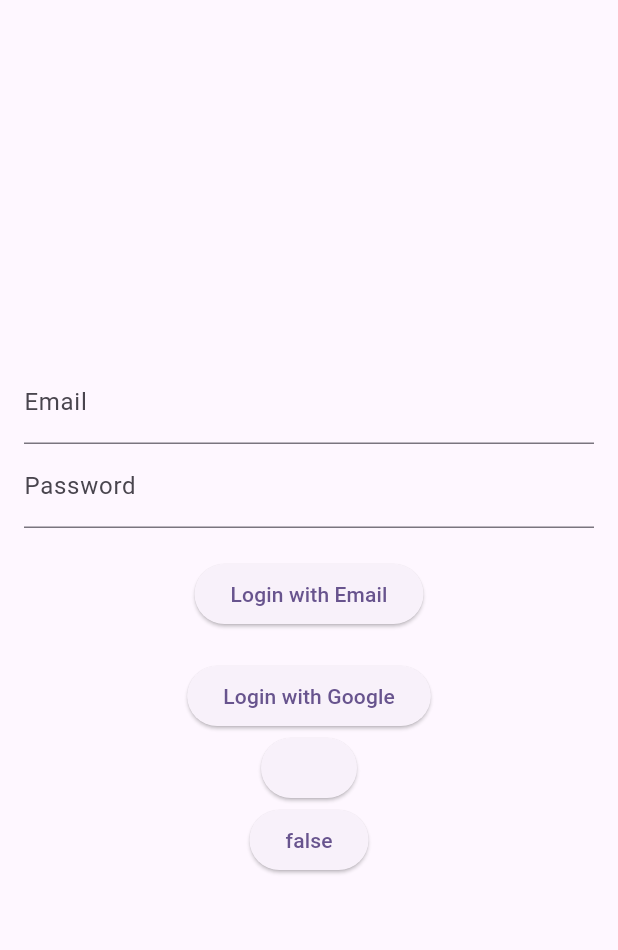
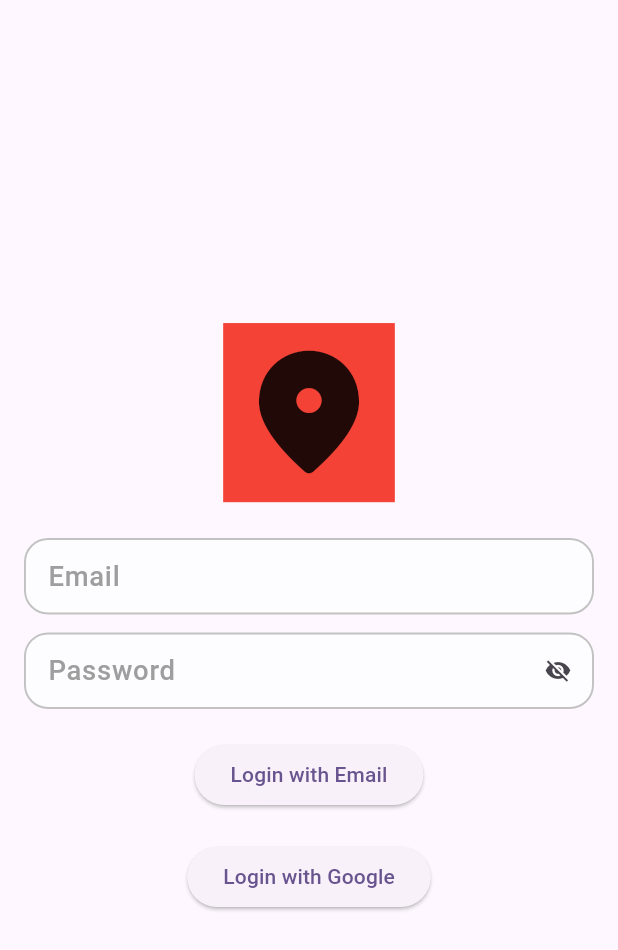
Before and after one commit to IbrahimIG1/may_fair, a Flutter app: the screen it shows after launch, on a phone screen of 412 x 824 dp. Shown: the top 950 px of the screen. Run offline on Flutter 3.47's test engine with Material 3 defaults, Android fonts, the light colour scheme and no system bars; our stand-ins replace cloud_firestore, firebase_auth, firebase_core, flutter_bloc, flutter_screenutil, flutter_secure_storage and 3 more; accounts and stored records are empty.

Commit message:
- added colors manager class - added text styles class - added screen util package - added colors manager class - added font weight class - added intil package - added languages ar - en

```diff
--- a/lib/core/di/dependencey_injection.dart.dart
+++ b/lib/core/di/dependencey_injection.dart.dart
@@ -3,7 +3,7 @@ import 'package:may_fair/core/helper/shared_prefrence.dart';
 import 'package:may_fair/core/network_services/auth_services.dart';
 import 'package:may_fair/core/network_services/firebase_services.dart';
 import 'package:may_fair/core/repos/login_repo.dart';
-import 'package:may_fair/features/screens/login/cubit/cubit/login_cubit.dart';
+import 'package:may_fair/features/screens/login/cubit/login_cubit.dart';
 
 
 final getIt = GetIt.instance;
--- /dev/null
+++ b/lib/core/helper/spacer_helper.dart
@@ -0,0 +1,14 @@
+import 'package:flutter/material.dart';
+import 'package:flutter_screenutil/flutter_screenutil.dart';
+import 'package:intl/intl.dart';
+
+SizedBox horizontalSpace(double width) => SizedBox(width: width.w);
+SizedBox verticalSpace(double height) => SizedBox(height: height.h);
+
+double widthMediaQuery(context) => MediaQuery.of(context).size.width;
+double heightMediaQuery(context) => MediaQuery.of(context).size.height;
+
+bool isArabic() {
+  String currentLang = Intl.getCurrentLocale();
+  return currentLang == 'ar' ? true : false;
+}
--- a/lib/core/router/app_router.dart
+++ b/lib/core/router/app_router.dart
@@ -3,8 +3,8 @@ import 'package:flutter_bloc/flutter_bloc.dart';
 import 'package:may_fair/core/di/dependencey_injection.dart.dart';
 import 'package:may_fair/core/router/routes.dart';
 import 'package:may_fair/features/screens/home/home_screen.dart';
-import 'package:may_fair/features/screens/login/cubit/cubit/login_cubit.dart';
-import 'package:may_fair/features/screens/login/login_screen.dart';
+import 'package:may_fair/features/screens/login/cubit/login_cubit.dart';
+import 'package:may_fair/features/screens/login/ui/login_screen.dart';
 
 class AppRouter {
   Route generateRouter(RouteSettings settings) {
--- /dev/null
+++ b/lib/core/theme/color.dart
@@ -0,0 +1,11 @@
+import 'package:flutter/material.dart';
+
+class ColorsManager {
+  static const Color mainBlue = Color(0xFF247CFF);
+  static const Color grey = Color(0xFF757575);
+  static const Color greyDark = Color(0xFF242424);
+  static const Color greyLight = Color(0xFFC2C2C2);
+  static const Color greyLighter = Color(0xFFFDFDFF);
+  static const Color greyMoreLighter = Color(0xFF9E9E9E);
+  static const Color simpleGrey = Color(0xFFF5F5F5);
+}
--- /dev/null
+++ b/lib/core/theme/font_weight.dart
@@ -0,0 +1,12 @@
+import 'package:flutter/material.dart';
+
+class FontWeightHelper {
+  static FontWeight thin = FontWeight.w100;
+  static const FontWeight extraLight = FontWeight.w200;
+  static const FontWeight light = FontWeight.w300;
+  static const FontWeight regular = FontWeight.w400;
+  static const FontWeight medium = FontWeight.w500;
+  static const FontWeight semiBold = FontWeight.w600;
+  static const FontWeight bold = FontWeight.w700;
+  static const FontWeight extraBold = FontWeight.w800;
+}
--- /dev/null
+++ b/lib/core/theme/text_styles.dart
@@ -0,0 +1,51 @@
+import 'package:flutter/material.dart';
+import 'package:flutter_screenutil/flutter_screenutil.dart';
+import 'package:may_fair/core/theme/color.dart';
+import 'package:may_fair/core/theme/font_weight.dart';
+
+
+class TextStyles {
+  // Black
+  static final TextStyle font18BoldBlack = TextStyle(
+    color: Colors.black,
+    fontSize: 18.sp,
+    fontWeight: FontWeightHelper.semiBold,
+  );
+  static final TextStyle font14BoldBlack = TextStyle(
+    color: Colors.black,
+    fontSize: 14.sp,
+    fontWeight: FontWeightHelper.semiBold,
+  );
+  static final TextStyle font14LightBlack = TextStyle(
+    color: Colors.black,
+    fontSize: 14.sp,
+    fontWeight: FontWeightHelper.light,
+  );
+  static final TextStyle font18MediumBlack = TextStyle(
+    color: Colors.black,
+    fontSize: 18.sp,
+    fontWeight: FontWeightHelper.medium,
+  );
+  static final TextStyle font18RegularBlack = TextStyle(
+    color: Colors.black,
+    fontSize: 18.sp,
+    fontWeight: FontWeightHelper.regular,
+  );
+  // white
+  static final TextStyle font18BoldWhite = TextStyle(
+    color: Colors.white,
+    fontSize: 18.sp,
+    fontWeight: FontWeightHelper.semiBold,
+  );
+  // Grey
+  static final TextStyle font16GreyLightMedium = TextStyle(
+    color: Colors.grey,
+    fontSize: 16.sp,
+    fontWeight: FontWeightHelper.medium,
+  );
+  static final TextStyle font13GreyDarkRegular = TextStyle(
+    color: ColorsManager.greyDark,
+    fontSize: 13.sp,
+    fontWeight: FontWeightHelper.regular,
+  );
+}
--- /dev/null
+++ b/lib/core/widgets/app_text_feild.dart
@@ -0,0 +1,74 @@
+import 'package:flutter/material.dart';
+import 'package:may_fair/core/theme/color.dart';
+import 'package:may_fair/core/theme/text_styles.dart';
+
+class AppTextFormFeild extends StatelessWidget {
+  final EdgeInsetsGeometry? contentPadding;
+  final InputBorder? enableBorder;
+  final InputBorder? foucedBorder;
+  final String hintText;
+  final TextStyle? hintTextStyle;
+  final Widget? suffixIcon;
+  final bool? isObscure;
+  final Color? backGroundColor;
+  final TextEditingController? controller;
+  final TextInputType? keyboardType;
+  final Function(String?) validator;
+
+  const AppTextFormFeild(
+      {super.key,
+      this.contentPadding,
+      this.enableBorder,
+      this.foucedBorder,
+      required this.hintText,
+      this.hintTextStyle,
+      this.suffixIcon,
+      this.isObscure,
+      this.backGroundColor,
+      this.controller,
+      required this.validator,
+      this.keyboardType = TextInputType.name});
+
+  @override
+  Widget build(BuildContext context) {
+    return TextFormField(
+      controller: controller,
+      keyboardType: keyboardType,
+      decoration: InputDecoration(
+          isDense: true,
+          hintText: hintText,
+          hintStyle: hintTextStyle ?? TextStyles.font16GreyLightMedium,
+          focusedBorder: foucedBorder ??
+              OutlineInputBorder(
+                borderSide: const BorderSide(
+                  width: 1.3,
+                  color: ColorsManager.mainBlue,
+                ),
+                borderRadius: BorderRadius.circular(16.0),
+              ),
+          enabledBorder: enableBorder ??
+              OutlineInputBorder(
+                borderSide: const BorderSide(
+                  width: 1.3,
+                  color: ColorsManager.greyLight,
+                ),
+                borderRadius: BorderRadius.circular(16.0),
+              ),
+          errorBorder: OutlineInputBorder(
+            borderSide: const BorderSide(color: Colors.red, width: 1.3),
+            borderRadius: BorderRadius.circular(16.0),
+          ),
+          focusedErrorBorder: OutlineInputBorder(
+            borderSide: const BorderSide(color: Colors.red, width: 1.3),
+            borderRadius: BorderRadius.circular(16.0),
+          ),
+          suffixIcon: suffixIcon,
+          fillColor: backGroundColor ?? ColorsManager.greyLighter,
+          filled: true),
+      obscureText: isObscure ?? false,
+      validator: (value) {
+        return validator(value);
+      },
+    );
+  }
+}
--- a/lib/features/screens/login/cubit/cubit/login_cubit.dart
+++ b/lib/features/screens/login/cubit/login_cubit.dart
@@ -1,7 +1,7 @@
 import 'package:flutter/material.dart';
 import 'package:flutter_bloc/flutter_bloc.dart';
 import 'package:may_fair/core/repos/login_repo.dart';
-import 'package:may_fair/features/screens/login/cubit/cubit/login_state.dart';
+import 'package:may_fair/features/screens/login/cubit/login_state.dart';
 
 class LoginCubit extends Cubit<LoginState> {
   LoginRepo loginRepo;
@@ -13,6 +13,8 @@ class LoginCubit extends Cubit<LoginState> {
 
   final TextEditingController emailController = TextEditingController();
   final TextEditingController passwordController = TextEditingController();
+  bool isObscure = true;
+
   void login(BuildContext context) {
     loginRepo.login(
         email: emailController.text,
@@ -31,4 +33,9 @@ class LoginCubit extends Cubit<LoginState> {
       emit(ErrorStateLogin());
     }
   }
+
+  void passwordVisibility() {
+    isObscure = !isObscure;
+    emit(ObscureStateLogin());
+  }
 }
--- a/lib/features/screens/login/cubit/cubit/login_state.dart
+++ b/lib/features/screens/login/cubit/login_state.dart
@@ -7,3 +7,5 @@ class LoadingStateLogin extends LoginState {}
 class SuccessStateLogin extends LoginState {}
 
 class ErrorStateLogin extends LoginState {}
+
+class ObscureStateLogin extends LoginState {}
--- a/lib/features/screens/login/login_screen.dart
+++ b/lib/features/screens/login/ui/login_screen.dart
@@ -1,8 +1,10 @@
 import 'package:flutter/material.dart';
 import 'package:flutter_bloc/flutter_bloc.dart';
-import 'package:may_fair/core/constants/constants.dart';
-import 'package:may_fair/features/screens/login/cubit/cubit/login_cubit.dart';
-import 'package:may_fair/features/screens/login/cubit/cubit/login_state.dart';
+import 'package:flutter_screenutil/flutter_screenutil.dart';
+import 'package:may_fair/core/helper/spacer_helper.dart';
+import 'package:may_fair/core/widgets/app_text_feild.dart';
+import 'package:may_fair/features/screens/login/cubit/login_cubit.dart';
+import 'package:may_fair/features/screens/login/cubit/login_state.dart';
 
 class LoginScreen extends StatelessWidget {
   const LoginScreen({super.key});
@@ -20,15 +22,28 @@ class LoginScreen extends StatelessWidget {
                 padding: const EdgeInsets.all(16.0),
                 child: Column(
                   mainAxisAlignment: MainAxisAlignment.center,
-                  children: <Widget>[
-                    TextField(
-                      controller: loginCubit.emailController,
-                      decoration: const InputDecoration(labelText: 'Email'),
+                  children: [
+                    Container(
+                      color: Colors.red,
+                      height: 100.h,
+                      width: 100.w,
+                      child: Icon(
+                        Icons.place_rounded,
+                        size: 100,
+                      ),
                     ),
-                    TextField(
-                      controller: loginCubit.passwordController,
-                      decoration: const InputDecoration(labelText: 'Password'),
-                      obscureText: true,
+                    verticalSpace(20),
+                    AppTextFormFeild(hintText: "Email", validator: (value) {}),
+                    verticalSpace(10),
+                    AppTextFormFeild(
+                      hintText: "Password",
+                      validator: (value) {},
+                      isObscure: loginCubit.isObscure,
+                      suffixIcon: IconButton(
+                          onPressed: () {
+                            loginCubit.passwordVisibility();
+                          },
+                          icon: Icon(loginCubit.isObscure ? Icons.visibility_off:Icons.visibility)),
                     ),
                     const SizedBox(height: 20),
                     ElevatedButton(
@@ -44,14 +59,6 @@ class LoginScreen extends StatelessWidget {
                       },
                       child: const Text('Login with Google'),
                     ),
-                    ElevatedButton(
-                      onPressed: () {},
-                      child: Text(userUId),
-                    ),
-                    ElevatedButton(
-                      onPressed: () {},
-                      child: Text(isUserLogin.toString()),
-                    ),
                   ],
                 ),
               );
--- /dev/null
+++ b/lib/l10n/intl_ar.arb
@@ -0,0 +1,12 @@
+{
+    "title": "شركة سياحة",
+    "register": "تسجيل حساب",
+    "login": "تسجيل الدخول",
+    "user_name": "اسم المستخدم",
+    "email": "البريد الالكتروني",
+    "password": "كلمة السر",
+    "please_enter_user_name": "من فضلك ادخل اسم المستخدم",
+    "please_enter_email": "من فضلك ادخل البريد الالكتروني بشكل صحيح",
+    "please_enter_phone": "من فضلك ادخل رقم الهاتف بشكل صحيح",
+    "please_enter_password": "من فضلك ادخل كلمة السر بشكل صحيح"
+}
--- /dev/null
+++ b/lib/l10n/intl_en.arb
@@ -0,0 +1,12 @@
+{
+    "title": "MayFairll Companey",
+    "register": "Register",
+    "login": "Login",
+    "user_name": "user name",
+    "email": "Email",
+    "password": "password",
+    "please_enter_user_name": "please enter the user name",
+    "please_enter_email": "please enter a valid email",
+    "please_enter_phone": "please enter a valid phone",
+    "please_enter_password": "please enter  a valid password"
+}
--- a/lib/main.dart
+++ b/lib/main.dart
@@ -1,6 +1,6 @@
-import 'dart:async';
-
 import 'package:flutter/material.dart';
+import 'package:flutter_localizations/flutter_localizations.dart';
+import 'package:flutter_screenutil/flutter_screenutil.dart';
 import 'package:may_fair/core/constants/constants.dart';
 import 'package:may_fair/core/di/dependencey_injection.dart.dart';
 import 'package:may_fair/core/helper/extensions.dart';
@@ -8,7 +8,7 @@
 import 'package:may_fair/core/router/app_router.dart';
 import 'package:may_fair/core/router/routes.dart';
 import 'package:may_fair/features/screens/home/home_screen.dart';
-import 'package:may_fair/features/screens/login/login_screen.dart';
+import 'package:may_fair/generated/l10n.dart';
 
 void main() async {
   WidgetsFlutterBinding.ensureInitialized();
@@ -21,19 +21,32 @@
 class MyApp extends StatelessWidget {
   const MyApp({super.key});
 
-  // This widget is the root of your application.
   @override
   Widget build(BuildContext context) {
+    return ScreenUtilInit(
+        designSize: const Size(360, 690),
+        minTextAdapt: true,
+        splitScreenMode: true,
+        builder: (context, child) {
           return MaterialApp(
+            locale: const Locale('en'),
+            localizationsDelegates: const[
+                S.delegate,
+                GlobalMaterialLocalizations.delegate,
+                GlobalWidgetsLocalizations.delegate,
+                GlobalCupertinoLocalizations.delegate,
+            ],
+            supportedLocales: S.delegate.supportedLocales,
             title: 'Flutter Demo',
             theme: ThemeData(
               colorScheme: ColorScheme.fromSeed(seedColor: Colors.deepPurple),
               useMaterial3: true,
             ),
-      initialRoute:  isUserLogin! ? Routes.homeScreen :Routes.loginScreen ,
+            initialRoute: isUserLogin! ? Routes.homeScreen : Routes.loginScreen,
             onGenerateRoute: AppRouter().generateRouter,
-      home:  HomeScreen(),
+            home: HomeScreen(),
           );
+        });
   }
 }
 
--- a/pubspec.yaml
+++ b/pubspec.yaml
@@ -36,9 +36,13 @@ dependencies:
   flutter:
     sdk: flutter
   flutter_bloc: ^8.1.6
+  flutter_localizations:
+    sdk: flutter
+  flutter_screenutil: ^5.9.3
   flutter_secure_storage: ^9.2.2
   get_it: ^7.7.0
   google_sign_in: ^6.2.1
+  intl: ^0.19.0
   shared_preferences: ^2.3.2
 
 dev_dependencies:
@@ -82,3 +86,5 @@ flutter:
   #
   # For details regarding fonts from package dependencies,
   # see https://flutter.dev/custom-fonts/#from-packages
+flutter_intl:
+  enabled: true
```
Also changed, not shown: lib/generated/intl/messages_all.dart (added), lib/generated/intl/messages_ar.dart (added), lib/generated/intl/messages_en.dart (added), lib/generated/l10n.dart (added), pubspec.lock, 1 other file. Lines whose indentation alone changed are shown as unchanged.
